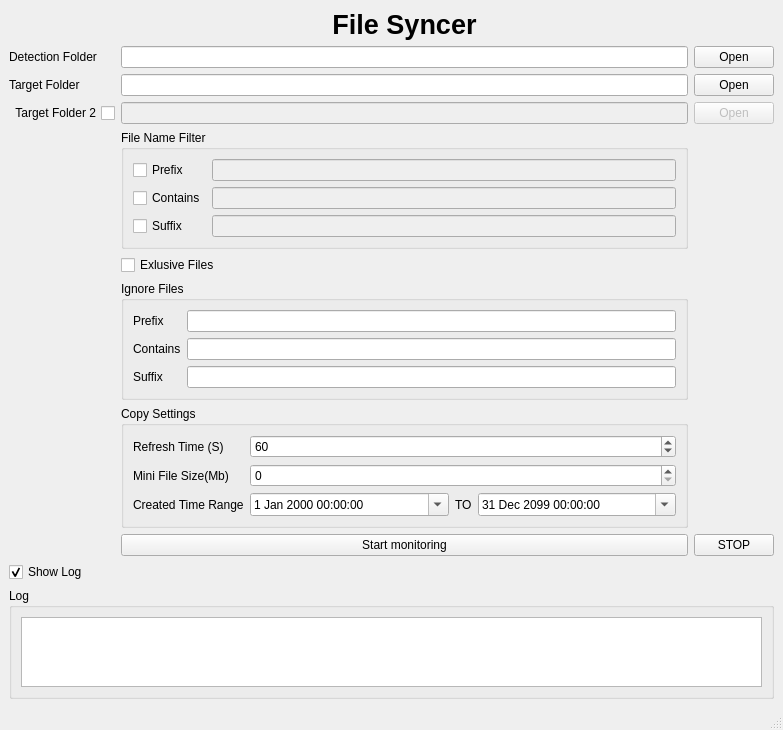
Above: file_syncer/gui/file_syncer.ui from byemaxx/file_syncer before the change. Below: the same form after it.
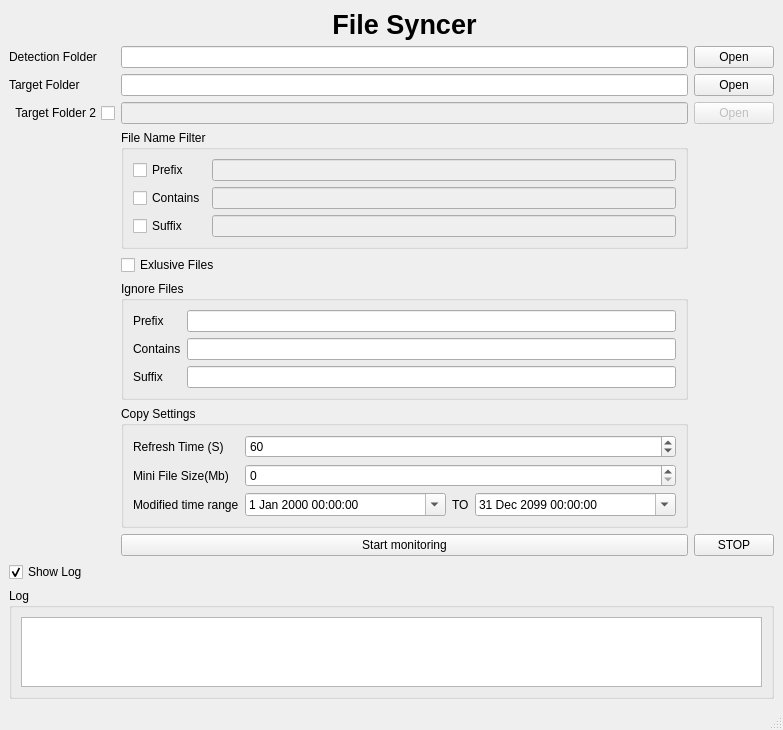
That is the form after the change.

Patch:
```diff
--- a/file_syncer/gui/file_syncer.ui
+++ b/file_syncer/gui/file_syncer.ui
@@ -226,7 +226,7 @@
          <item row="2" column="0">
           <widget class="QLabel" name="label_6">
            <property name="text">
-            <string>Created Time Range</string>
+            <string>Modified time range</string>
            </property>
           </widget>
          </item>
```
Left out of the diff: 2 changed lines with no effect on the pictures.
